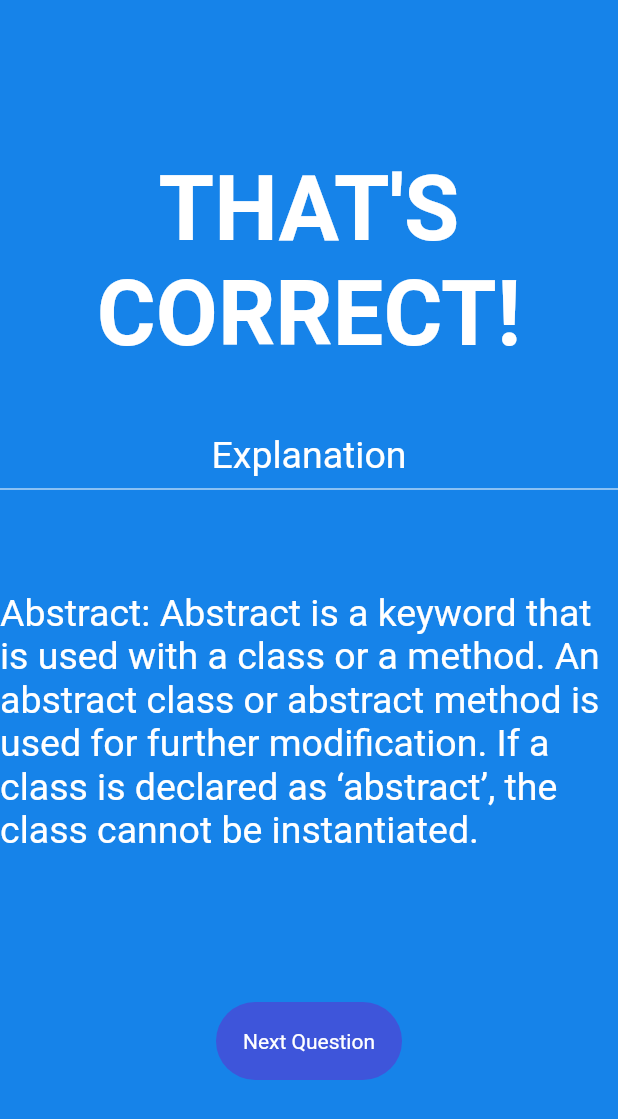
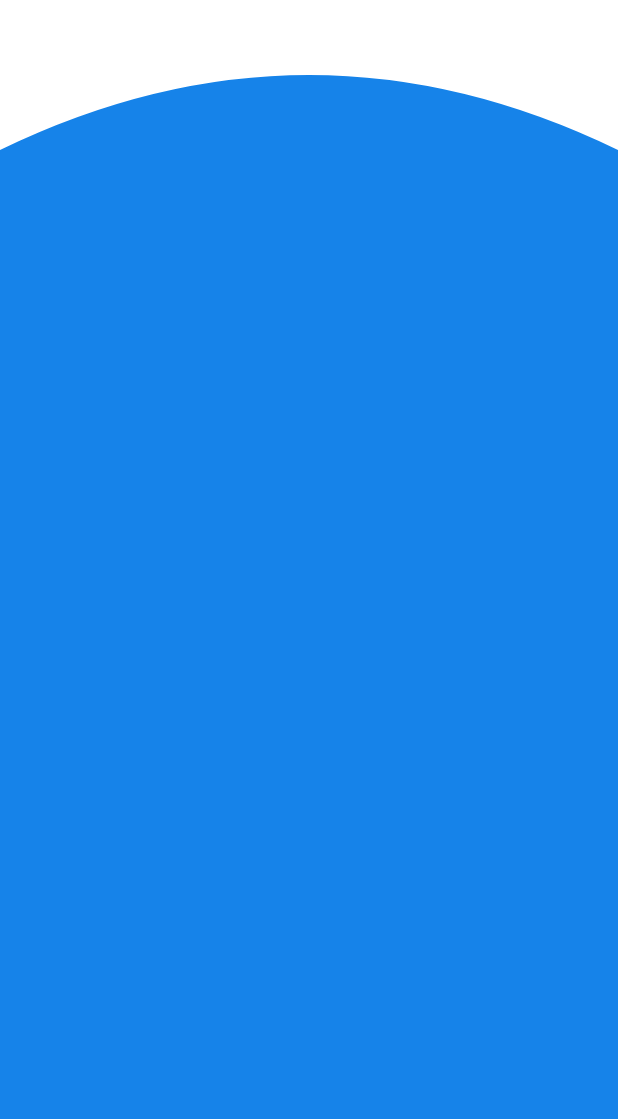
Before and after one commit to sheetalturaga/Tech-Interview-Prep-flutter-mobile-app, a Flutter app: the QuizzScreen screen opened directly, after a tap on "Submit", on a phone screen of 412 x 824 dp. Shown: the top 1119 px of the screen. Run offline on Flutter 3.47's test engine with Material 2 defaults, Android fonts, the phone set to English and light mode, and no system bars; our stand-ins replace cloud_firestore, firebase_auth, firebase_core, firebase_database, firebase_storage, flutter_signin_button and 3 more; missing offline and left inert: dart:html, flutter_facebook_auth, the_apple_sign_in; accounts and stored records are empty.

Commit message:
question-display page + explanation page

```diff
--- a/blindspot_app/lib/app_routes/app_routes.dart
+++ b/blindspot_app/lib/app_routes/app_routes.dart
@@ -1,5 +1,6 @@
 import 'package:blindspot_app/controllers/questions_controller.dart';
 import 'package:blindspot_app/screens/data_upload_screen.dart';
+import 'package:blindspot_app/screens/explanation_screen.dart';
 import 'package:blindspot_app/screens/home_screen.dart';
 import 'package:blindspot_app/screens/question_display_screen.dart';
 import 'package:blindspot_app/screens/result_screen.dart';
@@ -37,5 +38,13 @@ class AppRoutes {
                 Get.put(QuestionsController());
               },
             )),
+        GetPage(
+            name: "/explanationscreen",
+            page: () => ExplanationScreen(),
+            binding: BindingsBuilder(
+              () {
+                Get.put(QuestionsController());
+              },
+            )),
       ];
 }
--- a/blindspot_app/lib/screens/explanation_screen.dart
+++ b/blindspot_app/lib/screens/explanation_screen.dart
@@ -1,82 +1,136 @@
+import 'dart:html';
 
+import 'package:blindspot_app/controllers/questions_controller.dart';
 import 'package:flutter/material.dart';
 import 'package:blindspot_app/ui/shared/color.dart';
+import 'package:get/get.dart';
 
-class ExplanationScreen extends StatefulWidget {
+// For every question, answer card changes color for right & wrong
+// Upon the submission of answer, Submit button turns to next question
+// Score Tracking: Right answer & Wrong answers
+// Next Question button ->
+// Star mark functionality to add to Notebook + also wrong answers
+// Quit button -> homeScreen
+// Counter for the number of questions
+
+class ExplanationScreen extends GetView<QuestionsController> {
   const ExplanationScreen({super.key});
+  static const String routeName = "/explanationscreen";
 
-  @override
-  // ignore: library_private_types_in_public_api
-  _ExplanationScreenState createState() => _ExplanationScreenState();
-}
-
-class _ExplanationScreenState extends State<ExplanationScreen> {
   @override
   Widget build(BuildContext context) {
     return Scaffold(
-      backgroundColor: AppColor.pripmaryColor,
-      body: Column(
-        mainAxisAlignment: MainAxisAlignment.center,
-        crossAxisAlignment: CrossAxisAlignment.center,
-        children: [
-          const SizedBox(
-            width: double.infinity,
-            child: Text(
-              "THAT'S CORRECT!",
-              textAlign: TextAlign.center,
-              style: TextStyle(
-                color: Colors.white,
-                fontSize: 60.0,
-                fontWeight: FontWeight.bold,
-              ),
-            ),
-          ),
-          const SizedBox(
-            height: 45.0,
-          ),
-          const Text(
-            "Explanation",
-            style: TextStyle(color: Colors.white, fontSize: 25.0),
-          ),
-          const Divider(
-            color: Colors.white,
-          ),
-          const SizedBox(
-            height: 20.0,
-          ),
-          Container(
-            margin: const EdgeInsets.all(20),
-          ),
-          const Text(
-            "Abstract: Abstract is a keyword that is used with a class or a method. An abstract class or abstract method is used for further modification. If a class is declared as ‘abstract’, the class cannot be instantiated.",
-            style: TextStyle(
-              color: Colors.white,
-              fontSize: 25.0,
-            ),
-          ),
-          const SizedBox(
-            height: 100.0,
-          ),
-          RawMaterialButton(
-            onPressed: () {
-              Navigator.pop(
-                context,
-              );
-            },
-            shape: const StadiumBorder(),
-            fillColor: const Color.fromARGB(255, 62, 85, 218),
-            padding: const EdgeInsets.all(18.0),
-            elevation: 0.0,
-            // shape: StadiumBorder(),
-            // color: AppColor.secondaryColor,
-            // padding: EdgeInsets.all(18.0),
-            child: const Text(
-              "Next Question",
-              style: TextStyle(color: Colors.white),
-            ),
-          ),
-        ],
+      backgroundColor: Colors.white,
+      body: ClipPath(
+        clipper: ExplanationScreenBackground(),
+        child: Container(
+          color: mainAppColor,
+          height: double.infinity,
+          // child: Column(
+          //   children: const [
+          //     Text("That's Correct!"),
+          //   ],
+          // ),
+        ),
       ),
     );
   }
 }
+
+class ExplanationScreenBackground extends CustomClipper<Path> {
+  @override
+  Path getClip(Size size) {
+    final path = Path();
+
+    path.lineTo(0.0, 100);
+    path.quadraticBezierTo(size.width * 0.5, 0.0, size.width, 100);
+    path.lineTo(size.width, size.height);
+    path.lineTo(0.0, size.height);
+    path.close();
+
+    // path.lineTo(0.0, size.height - 30);
+    // path.quadraticBezierTo(
+    //     size.width / 4, size.height, size.width / 2, size.height);
+    // path.quadraticBezierTo(size.width - (size.width / 4), size.height,
+    //     size.width, size.height - 30);
+    // path.lineTo(size.width, 0.0);
+
+    return path;
+  }
+
+  @override
+  bool shouldReclip(covariant CustomClipper oldClipper) {
+    return false;
+  }
+}
+
+// class _ExplanationScreenState extends State<ExplanationScreen> {
+//   @override
+//   Widget build(BuildContext context) {
+//     return Scaffold(
+//       backgroundColor: AppColor.pripmaryColor,
+//       body: Column(
+//         mainAxisAlignment: MainAxisAlignment.center,
+//         crossAxisAlignment: CrossAxisAlignment.center,
+//         children: [
+//           const SizedBox(
+//             width: double.infinity,
+//             child: Text(
+//               "THAT'S CORRECT!",
+//               textAlign: TextAlign.center,
+//               style: TextStyle(
+//                 color: Colors.white,
+//                 fontSize: 60.0,
+//                 fontWeight: FontWeight.bold,
+//               ),
+//             ),
+//           ),
+//           const SizedBox(
+//             height: 45.0,
+//           ),
+//           const Text(
+//             "Explanation",
+//             style: TextStyle(color: Colors.white, fontSize: 25.0),
+//           ),
+//           const Divider(
+//             color: Colors.white,
+//           ),
+//           const SizedBox(
+//             height: 20.0,
+//           ),
+//           Container(
+//             margin: const EdgeInsets.all(20),
+//           ),
+//           const Text(
+//             "Abstract: Abstract is a keyword that is used with a class or a method. An abstract class or abstract method is used for further modification. If a class is declared as ‘abstract’, the class cannot be instantiated.",
+//             style: TextStyle(
+//               color: Colors.white,
+//               fontSize: 25.0,
+//             ),
+//           ),
+//           const SizedBox(
+//             height: 100.0,
+//           ),
+//           RawMaterialButton(
+//             onPressed: () {
+//               Navigator.pop(
+//                 context,
+//               );
+//             },
+//             shape: const StadiumBorder(),
+//             fillColor: const Color.fromARGB(255, 62, 85, 218),
+//             padding: const EdgeInsets.all(18.0),
+//             elevation: 0.0,
+//             // shape: StadiumBorder(),
+//             // color: AppColor.secondaryColor,
+//             // padding: EdgeInsets.all(18.0),
+//             child: const Text(
+//               "Next Question",
+//               style: TextStyle(color: Colors.white),
+//             ),
+//           ),
+//         ],
+//       ),
+//     );
+//   }
+// }
--- a/blindspot_app/lib/screens/question_display_screen.dart
+++ b/blindspot_app/lib/screens/question_display_screen.dart
@@ -10,6 +10,9 @@ import '../firestore_references/collection_refs.dart';
 import '../widgets/content_area_size.dart';
 
 // Same as the quizz screen dart file - revised UI
+// // Next Question button ->
+// Quit button -> homeScreen
+// Counter for the number of questions
 
 class QuestionDisplayScreen extends GetView<QuestionsController> {
   const QuestionDisplayScreen({super.key});
@@ -68,7 +71,6 @@ class QuestionDisplayScreen extends GetView<QuestionsController> {
                                   },
                                 );
                               }),
-                          // const SizedBox(height: 10),
                           Align(
                             alignment: Alignment.bottomCenter,
                             child: SizedBox(
@@ -76,9 +78,13 @@ class QuestionDisplayScreen extends GetView<QuestionsController> {
                               child: Padding(
                                 padding: const EdgeInsets.all(30.0),
                                 child: ElevatedButton(
-                                    onPressed: () {},
+                                    onPressed: () {
+                                      Get.offAllNamed(
+                                          ExplanationScreen.routeName);
+                                    },
                                     child: const Text(
                                       "Submit",
+                                      // verify the answer
                                       style: TextStyle(color: Colors.black),
                                     )),
                               ),
@@ -87,7 +93,7 @@ class QuestionDisplayScreen extends GetView<QuestionsController> {
                         ],
                       ),
                     ),
-                  ))
+                  )),
               ],
             )),
       ),
--- a/blindspot_app/lib/screens/quizz_screen.dart
+++ b/blindspot_app/lib/screens/quizz_screen.dart
@@ -156,8 +156,7 @@ class QuizzScreenState extends State<QuizzScreen> {
                         Navigator.push(
                             context,
                             MaterialPageRoute(
-                                builder: (context) =>
-                                    const ExplanationScreen()));
+                                builder: (context) => ExplanationScreen()));
 
                         setState(() {
                           btnPressed = [false, false, false, false];
--- a/blindspot_app/pubspec.yaml
+++ b/blindspot_app/pubspec.yaml
@@ -53,6 +53,7 @@ dependencies:
   cached_network_image: ^3.2.3
   firebase_storage: ^11.1.0
   percent_indicator: ^4.2.3
+  circles_background: ^0.0.2
 
 
 dev_dependencies:
```
Also changed, not shown: blindspot_app/lib/screens/topic_card.dart (+0 -64 lines), blindspot_app/pubspec.lock.
